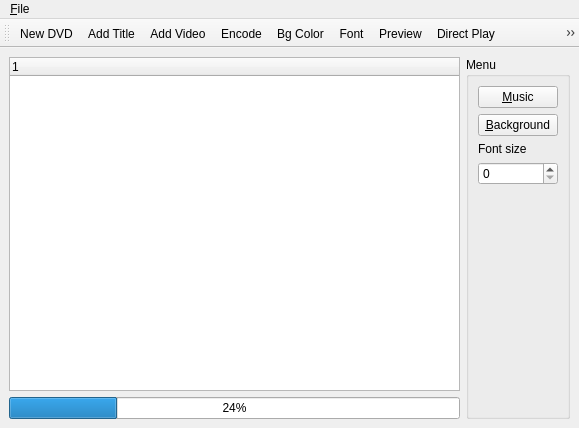
Before: the Qt Designer form dvdtools/dvdmenu-qt4/qt4dvdmenuwnd.ui in rickyrockrat/dvd-tools, drawn with Qt 5.
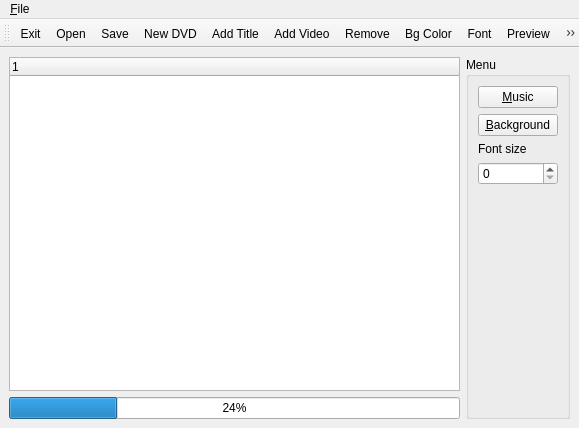
After: the same form once the commit is applied. Icons and pictures are not drawn.

Diff of the .ui file:
```diff
--- a/dvdtools/dvdmenu-qt4/qt4dvdmenuwnd.ui
+++ b/dvdtools/dvdmenu-qt4/qt4dvdmenuwnd.ui
@@ -108,20 +108,20 @@
    <attribute name="toolBarBreak" >
     <bool>false</bool>
    </attribute>
+   <addaction name="aExit" />
+   <addaction name="aOpen" />
+   <addaction name="aSave" />
    <addaction name="aNewDVD" />
    <addaction name="aAddTitle" />
    <addaction name="aAddVideo" />
-   <addaction name="aEncode" />
+   <addaction name="aRemove" />
    <addaction name="aBgColor" />
    <addaction name="aFont" />
    <addaction name="aPreview" />
    <addaction name="aDirectPlay" />
    <addaction name="aMEncoder" />
-   <addaction name="aRemove" />
-   <addaction name="aOpen" />
-   <addaction name="aSave" />
    <addaction name="separator" />
-   <addaction name="aExit" />
+   <addaction name="aEncode" />
   </widget>
   <action name="aNewDVD" >
    <property name="icon" >
```
Left out of the diff: 8 changed lines with no effect on the pictures.
